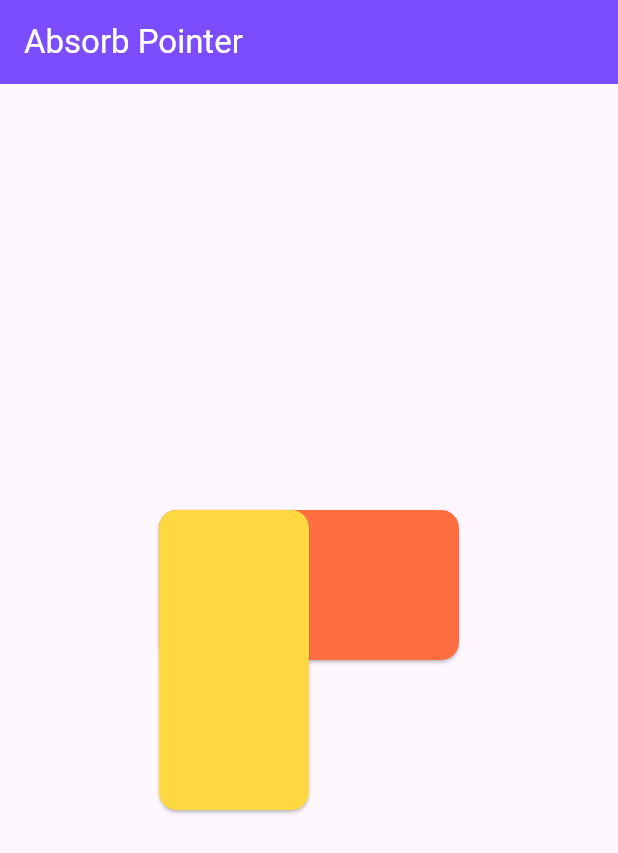
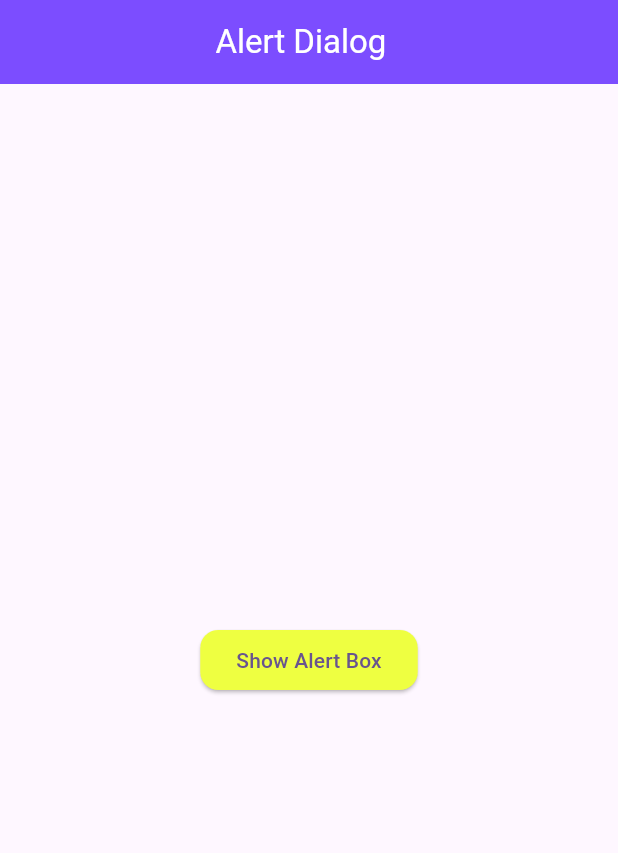
Before and after one commit to arbabhussain7/Flutter-_Widgets-, a Flutter app: the screen it shows after launch, on a phone screen of 412 x 824 dp. Shown: the top 853 px of the screen. Run offline on Flutter 3.47's test engine with Material 3 defaults, Android fonts, the phone set to English and light mode, and no system bars; our stand-ins replace connectivity_plus, flutter_image_compress, get, image_picker, liquid_swipe, shared_preferences; key blocks and very long unbroken strings in the code were emptied for the run.

Commit message:
Concept of ALert Dialog Box

```diff
--- a/lib/basic_widgets/absorb_pointer_widgtes.dart
+++ b/lib/basic_widgets/absorb_pointer_widgtes.dart
@@ -7,6 +7,7 @@ class AbsorbPointerWidgtes extends StatelessWidget {
   Widget build(BuildContext context) {
     return Scaffold(
       appBar: AppBar(
+        centerTitle: true,
         backgroundColor: Colors.deepPurpleAccent,
         title: const Text(
           'Absorb Pointer ',
--- /dev/null
+++ b/lib/basic_widgets/alert_dialog_widgets.dart
@@ -0,0 +1,46 @@
+import 'package:flutter/material.dart';
+import 'package:get/route_manager.dart';
+
+class AlertDialogWidgets extends StatelessWidget {
+  const AlertDialogWidgets({super.key});
+
+  @override
+  Widget build(BuildContext context) {
+    return Scaffold(
+        appBar: AppBar(
+          centerTitle: true,
+          backgroundColor: Colors.deepPurpleAccent,
+          title: const Text(
+            'Alert Dialog  ',
+            style: TextStyle(color: Colors.white),
+          ),
+        ),
+        body: Center(
+          child: ElevatedButton(
+              style: ElevatedButton.styleFrom(
+                  backgroundColor: Colors.limeAccent,
+                  shape: RoundedRectangleBorder(
+                      borderRadius: BorderRadius.circular(12))),
+              onPressed: () {
+                showDialog(
+                    context: context,
+                    builder: (context) {
+                      return AlertDialog(
+                        title: const Text(
+                          'My Homies ',
+                        ),
+                        content: const Text('This File is Harm Do not Touch '),
+                        actions: [
+                          TextButton(
+                              onPressed: () {
+                                Get.back();
+                              },
+                              child: const Text('Close'))
+                        ],
+                      );
+                    });
+              },
+              child: const Text('Show Alert Box')),
+        ));
+  }
+}
--- a/lib/main.dart
+++ b/lib/main.dart
@@ -1,7 +1,9 @@
 import 'package:flutter/material.dart';
+import 'package:get/route_manager.dart';
 import 'package:shared_preference/basic_widgets/about_dialog.dart';
 import 'package:shared_preference/basic_widgets/about_list_tile_widgets.dart';
 import 'package:shared_preference/basic_widgets/absorb_pointer_widgtes.dart';
+import 'package:shared_preference/basic_widgets/alert_dialog_widgets.dart';
 import 'package:shared_preference/compressImg/compress_img_widgets.dart';
 
 void main() {
@@ -12,7 +14,7 @@ class MyApp extends StatelessWidget {
   const MyApp({super.key});
   @override
   Widget build(BuildContext context) {
-    return MaterialApp(
+    return GetMaterialApp(
         debugShowCheckedModeBanner: false,
         title: 'Flutter Widgets',
         theme: ThemeData(
@@ -20,6 +22,6 @@ class MyApp extends StatelessWidget {
           colorScheme: ColorScheme.fromSeed(seedColor: Colors.deepPurple),
           useMaterial3: true,
         ),
-        home: AbsorbPointerWidgtes());
+        home: AlertDialogWidgets());
   }
 }
```
Also changed, not shown: 4 other files.
